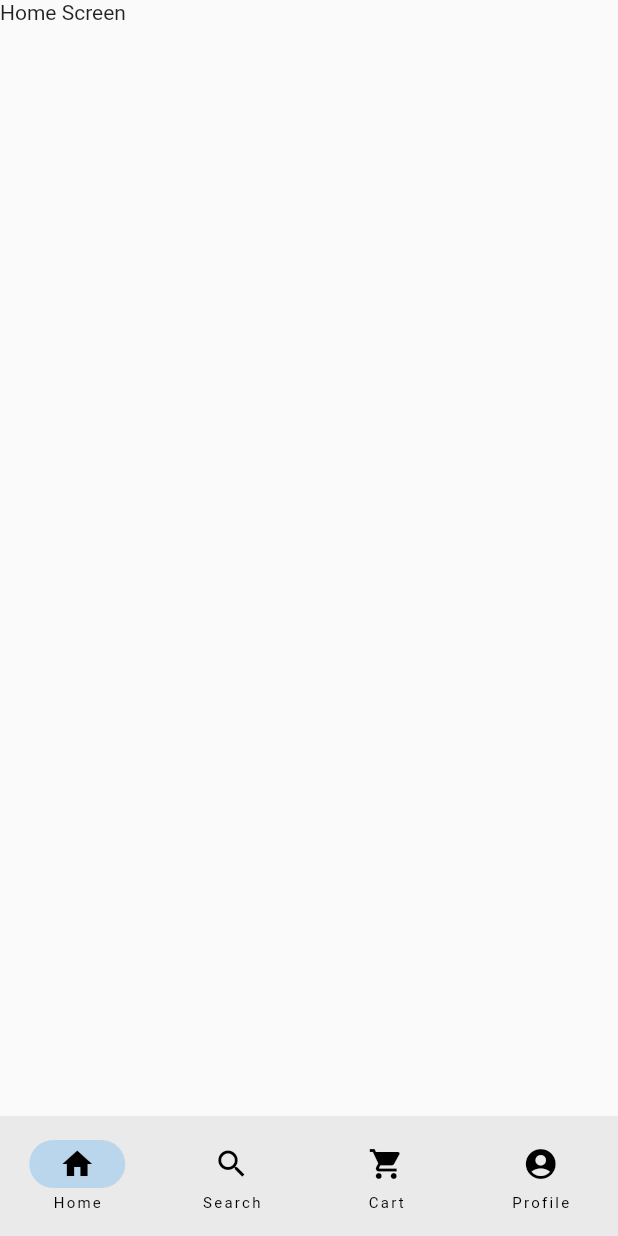
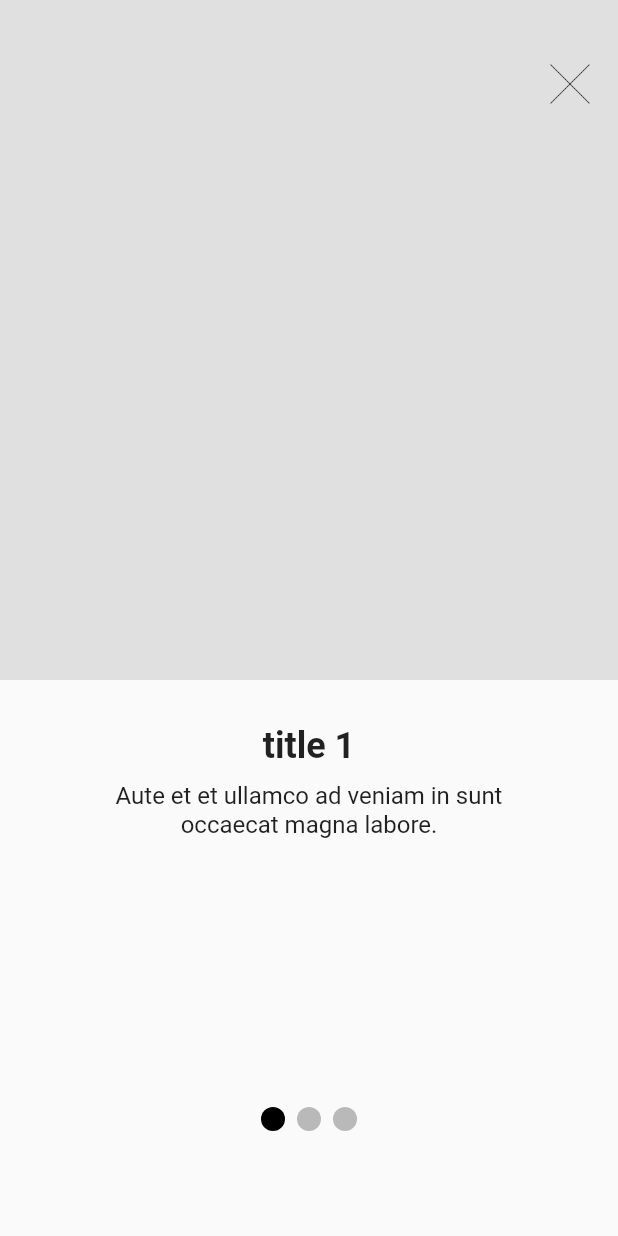
Before and after one commit to sufiyaanusmani/Blink, a Flutter app: the screen it shows after launch, on a phone screen of 412 x 824 dp. Run offline on Flutter 3.47's test engine with Material 2 defaults, Android fonts, the phone set to English and light mode, and no system bars; drawn by our look-alikes of smooth_page_indicator; our stand-ins replace shared_preferences.

Commit message:
added onboarding feature no shared prefs yet

```diff
--- a/lib/components/bottom_nav.dart
+++ b/lib/components/bottom_nav.dart
@@ -21,13 +21,15 @@ class _NavigationExampleState extends State<NavigationExample> {
 
   @override
   Widget build(BuildContext context) {
-    return NavigationBar(
+    return
+     NavigationBar(
       onDestinationSelected: (int index) {
         setState(() {
           currentPageIndex = index;
         });
       },
       selectedIndex: currentPageIndex,
+      height: 20,
       destinations: const <Widget>[
         NavigationDestination(
           icon: Icon(Icons.home),
@@ -48,6 +50,8 @@ class _NavigationExampleState extends State<NavigationExample> {
           label: 'Profile',
         ),
       ],
+
+
     );
   }
 }
--- a/lib/main.dart
+++ b/lib/main.dart
@@ -1,5 +1,9 @@
 import 'package:flutter/material.dart';
 import 'package:food_delivery/services/navigator.dart';
+import 'package:flutter/services.dart';
+import 'package:shared_preferences/shared_preferences.dart';
+import 'package:food_delivery/splashscreen/screen.dart';
+
 
 void main() {
   runApp(FoodDelivery());
@@ -7,6 +11,8 @@ void main() {
 
 class FoodDelivery extends StatelessWidget {
   const FoodDelivery({super.key});
+
+
 
   @override
   Widget build(BuildContext context) {
@@ -29,7 +35,8 @@ class FoodDelivery extends StatelessWidget {
       //   SettingsScreen.id: (context) => SettingsScreen(),
       // },
 
-      home: MainNavigator(),
+      // home: MainNavigator(),
+      home: OnboardingScreen(),
     );
   }
 }
--- /dev/null
+++ b/lib/splashscreen/screen.dart
@@ -0,0 +1,169 @@
+import 'package:flutter/material.dart';
+import 'package:shared_preferences/shared_preferences.dart';
+import 'package:smooth_page_indicator/smooth_page_indicator.dart';
+import 'package:food_delivery/main.dart';
+
+
+Future<void> saveToSharedPreferences() async {
+  SharedPreferences prefs = await SharedPreferences.getInstance();
+    await prefs.setBool('isviewed', true);
+}
+
+
+void navigateToMainScreen(BuildContext context) {
+  Navigator.pushReplacement(
+    context,
+    MaterialPageRoute(
+      builder: (context) => FoodDelivery(),
+    ),
+  );
+}
+
+
+class OnboardingScreen extends StatefulWidget {
+  @override
+  _OnboardingScreenState createState() => _OnboardingScreenState();
+}
+
+class _OnboardingScreenState extends State<OnboardingScreen> {
+  final PageController _pageController = PageController(initialPage: 0);
+  int _currentPage = 0;
+
+  final List<Map<String, String>> _onboardingData = [
+    {
+      'title': 'title 1',
+      'description':
+          'Aute et et ullamco ad veniam in sunt occaecat magna labore.',
+      'imagePath': 'assets/onboarding/onboarding1.png',
+    },
+    {
+      'title': 'title 2',
+      'description':
+          'Aute et et ullamco ad veniam in sunt occaecat magna labore.',
+      'imagePath': 'assets/onboarding/onboarding2.png',
+    },
+    {
+      'title': 'title 3',
+      'description':
+          'Aute et et ullamco ad veniam in sunt occaecat magna labore.',
+      'imagePath': 'assets/onboarding/onboarding3.png',
+    },
+  ];
+
+  @override
+  void dispose() {
+    _pageController.dispose();
+    super.dispose();
+  }
+
+  @override
+  Widget build(BuildContext context) {
+    return Scaffold(
+      body: Stack(
+        children: [
+          Column(
+            children: [
+              Expanded(
+                child: PageView.builder(
+                  controller: _pageController,
+                  itemCount: _onboardingData.length,
+                  onPageChanged: (index) {
+                    setState(() {
+                      _currentPage = index;
+                    });
+                  },
+                  itemBuilder: (context, index) {
+                    return buildOnboardingPage(
+                      _onboardingData[index]['title']!,
+                      _onboardingData[index]['description']!,
+                      _onboardingData[index]['imagePath']!,
+                    );
+                  },
+                ),
+              ),
+              if (_currentPage == 2)
+                Positioned(
+                  top: 40,
+                  right: 16,
+                  child: FilledButton(
+                    onPressed: () {
+                      // handle homescreen
+
+
+                    },
+                    style: ButtonStyle(backgroundColor: MaterialStateProperty.all<Color>(const Color.fromARGB(255, 47, 47, 47))),
+                    child: Text('Get Started'),
+                  )
+                ),
+              SizedBox(height: 30),
+              SmoothPageIndicator(
+                controller: _pageController,
+                count: _onboardingData.length,
+                effect: const WormEffect(
+                  dotHeight: 16,
+                  dotWidth: 16,
+                  type: WormType.normal,
+                  dotColor: Colors.black26,
+                  activeDotColor: Colors.black,
+                ),
+              ),
+              SizedBox(height: 70),
+            ],
+          ),
+          Positioned(
+            top: 40,
+            right: 16,
+            child: GestureDetector(
+              onTap: () async {
+                // handle homescreen
+
+
+              },
+              child: Image.asset(
+                'assets/icons/cancel.png',
+                width: 32,
+                height: 32,
+              ),
+            ),
+          ),
+        ],
+      ),
+    );
+  }
+
+  Widget buildOnboardingPage(
+      String title, String description, String imagePath) {
+    final desiredWidth = MediaQuery.of(context).size.width;
+    final desiredHeight = MediaQuery.of(context).size.height * 0.55;
+
+    return Column(
+      crossAxisAlignment: CrossAxisAlignment.stretch,
+      children: [
+        Align(
+          alignment: Alignment.topCenter,
+          child: Image.asset(
+            imagePath,
+            width: desiredWidth,
+            height: desiredHeight,
+            fit: BoxFit.fill,
+          ),
+        ),
+        SizedBox(height: 30),
+        Text(
+          title,
+          textAlign: TextAlign.center,
+          style: TextStyle(fontSize: 24, fontWeight: FontWeight.bold),
+        ),
+        SizedBox(height: 10),
+        Padding(
+          padding: const EdgeInsets.symmetric(horizontal: 50),
+          child: Text(
+            description,
+            textAlign: TextAlign.center,
+            style: TextStyle(fontSize: 16),
+          ),
+        ),
+      ],
+    );
+  }
+}
```
Also changed, not shown: pubspec.yaml (+6 -2 lines), assets/icons/cancel.png (added), assets/onboarding/onboarding1.png (added), assets/onboarding/onboarding2.png (added), assets/onboarding/onboarding3.png (added), pubspec.lock, 1 other file.
